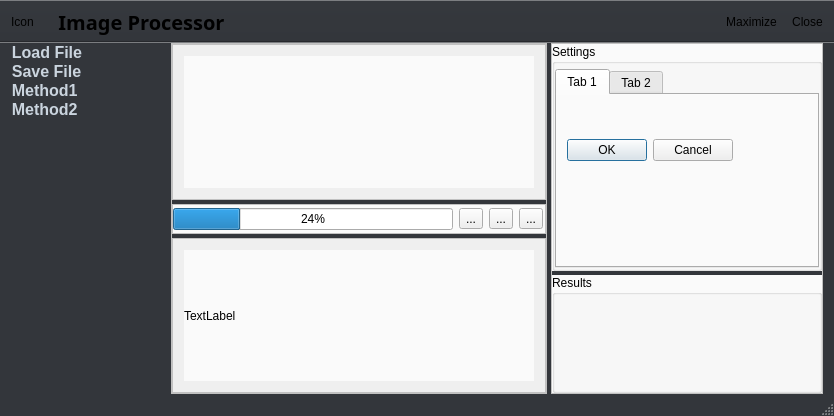
Old version of the form ImageProcessor/mainwindow.ui in the repository gitdev1234/ImageProcessor.
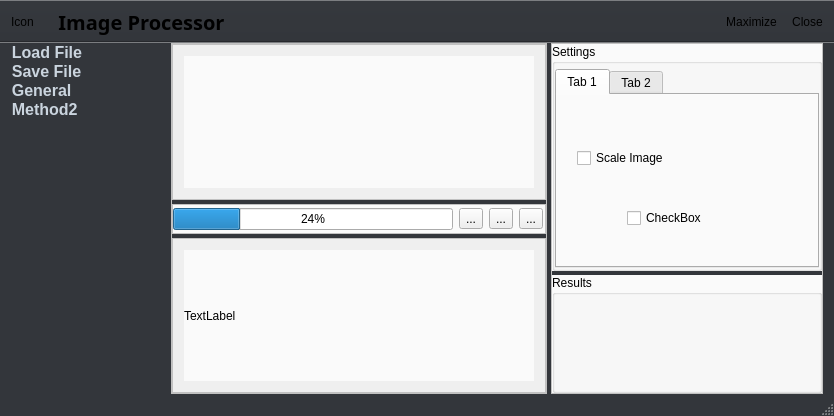
New version of the form. Icons and pictures are not drawn.

Diff of the .ui file:
```diff
--- a/ImageProcessor/mainwindow.ui
+++ b/ImageProcessor/mainwindow.ui
@@ -134,7 +134,7 @@
        </item>
        <item>
         <property name="text">
-         <string>  Method1</string>
+         <string>  General</string>
         </property>
         <property name="icon">
          <iconset resource="ressources.qrc">
@@ -344,17 +344,30 @@
                <attribute name="title">
                 <string>Tab 1</string>
                </attribute>
-               <widget class="QDialogButtonBox" name="buttonBox">
+               <widget class="QCheckBox" name="checkBox">
                 <property name="geometry">
                  <rect>
-                  <x>0</x>
-                  <y>40</y>
-                  <width>176</width>
-                  <height>31</height>
+                  <x>20</x>
+                  <y>50</y>
+                  <width>131</width>
+                  <height>26</height>
                  </rect>
                 </property>
-                <property name="standardButtons">
-                 <set>QDialogButtonBox::Cancel|QDialogButtonBox::Ok</set>
+                <property name="text">
+                 <string>Scale Image</string>
+                </property>
+               </widget>
+               <widget class="QCheckBox" name="checkBox_2">
+                <property name="geometry">
+                 <rect>
+                  <x>70</x>
+                  <y>110</y>
+                  <width>95</width>
+                  <height>26</height>
+                 </rect>
+                </property>
+                <property name="text">
+                 <string>CheckBox</string>
                 </property>
                </widget>
               </widget>
```
